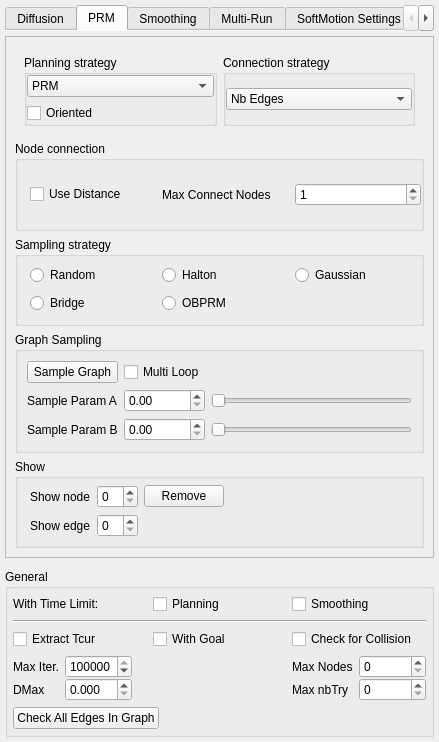
This is src/move3d-qt-gui-libs/src/qtMainInterface/sideWidgets/qtMotionPlanner.ui in jmainpri/move3d-studio as Qt 5 draws it before an edit. The edited form follows.
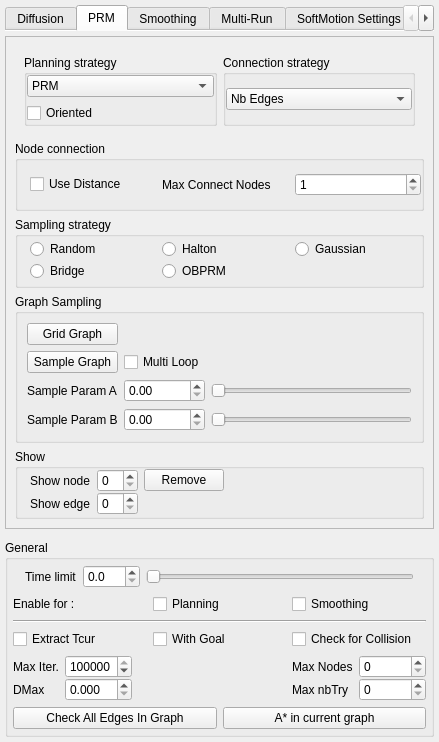
This is the edited form. The open tabs and pages were chosen to show the change.

Commit message: Add buttons to motion planner

Patch:
```diff
--- a/src/move3d-qt-gui-libs/src/qtMainInterface/sideWidgets/qtMotionPlanner.ui
+++ b/src/move3d-qt-gui-libs/src/qtMainInterface/sideWidgets/qtMotionPlanner.ui
@@ -115,41 +115,6 @@
              </layout>
             </widget>
            </item>
-           <item>
-            <widget class="QGroupBox" name="groupBox_7">
-             <property name="title">
-              <string>Time Limit</string>
-             </property>
-             <layout class="QHBoxLayout" name="horizontalLayout_11">
-              <property name="leftMargin">
-               <number>12</number>
-              </property>
-              <property name="topMargin">
-               <number>0</number>
-              </property>
-              <property name="rightMargin">
-               <number>12</number>
-              </property>
-              <property name="bottomMargin">
-               <number>0</number>
-              </property>
-              <item>
-               <widget class="QDoubleSpinBox" name="doubleSpinBoxTimeLimitPlanning">
-                <property name="maximum">
-                 <double>50000.000000000000000</double>
-                </property>
-               </widget>
-              </item>
-              <item>
-               <widget class="QSlider" name="horizontalSliderTimeLimitPlanning">
-                <property name="orientation">
-                 <enum>Qt::Horizontal</enum>
-                </property>
-               </widget>
-              </item>
-             </layout>
-            </widget>
-           </item>
            <item>
             <widget class="QGroupBox" name="expansionGroupBox">
              <property name="title">
@@ -450,8 +415,8 @@
            <rect>
             <x>0</x>
             <y>0</y>
-            <width>427</width>
-            <height>504</height>
+            <width>411</width>
+            <height>478</height>
            </rect>
           </property>
           <layout class="QGridLayout" name="gridLayout_11">
@@ -707,62 +672,69 @@
               <string>Graph Sampling</string>
              </property>
              <layout class="QGridLayout" name="gridLayout_16">
-              <item row="1" column="1">
-               <widget class="QDoubleSpinBox" name="doubleSpinBoxSampleParamA">
-                <property name="maximum">
-                 <double>100.000000000000000</double>
-                </property>
-               </widget>
-              </item>
-              <item row="2" column="2">
-               <widget class="QSlider" name="horizontalSliderSampleParamB">
-                <property name="orientation">
-                 <enum>Qt::Horizontal</enum>
-                </property>
-               </widget>
-              </item>
-              <item row="1" column="2">
-               <widget class="QSlider" name="horizontalSliderSampleParamA">
-                <property name="orientation">
-                 <enum>Qt::Horizontal</enum>
-                </property>
-               </widget>
-              </item>
               <item row="2" column="1">
-               <widget class="QDoubleSpinBox" name="doubleSpinBoxSampleParamB">
-                <property name="maximum">
-                 <double>100.000000000000000</double>
-                </property>
-               </widget>
-              </item>
-              <item row="1" column="0">
                <widget class="QLabel" name="label_11">
                 <property name="text">
                  <string>Sample Param A</string>
                 </property>
                </widget>
               </item>
-              <item row="2" column="0">
-               <widget class="QLabel" name="label_13">
-                <property name="text">
-                 <string>Sample Param B</string>
-                </property>
-               </widget>
-              </item>
-              <item row="0" column="0">
+              <item row="1" column="1">
                <widget class="QPushButton" name="pushButtonSampleGraph">
                 <property name="text">
                  <string>Sample Graph</string>
                 </property>
                </widget>
               </item>
-              <item row="0" column="1">
+              <item row="2" column="4">
+               <widget class="QSlider" name="horizontalSliderSampleParamA">
+                <property name="orientation">
+                 <enum>Qt::Horizontal</enum>
+                </property>
+               </widget>
+              </item>
+              <item row="3" column="4">
+               <widget class="QSlider" name="horizontalSliderSampleParamB">
+                <property name="orientation">
+                 <enum>Qt::Horizontal</enum>
+                </property>
+               </widget>
+              </item>
+              <item row="2" column="3">
+               <widget class="QDoubleSpinBox" name="doubleSpinBoxSampleParamA">
+                <property name="maximum">
+                 <double>100.000000000000000</double>
+                </property>
+               </widget>
+              </item>
+              <item row="3" column="3">
+               <widget class="QDoubleSpinBox" name="doubleSpinBoxSampleParamB">
+                <property name="maximum">
+                 <double>100.000000000000000</double>
+                </property>
+               </widget>
+              </item>
+              <item row="3" column="1">
+               <widget class="QLabel" name="label_13">
+                <property name="text">
+                 <string>Sample Param B</string>
+                </property>
+               </widget>
+              </item>
+              <item row="1" column="3">
                <widget class="QCheckBox" name="checkBoxSampleGraphMultipLoop">
                 <property name="text">
                  <string>Multi Loop</string>
                 </property>
                </widget>
               </item>
+              <item row="0" column="1">
+               <widget class="QPushButton" name="pushButtonMakeGridGraph">
+                <property name="text">
+                 <string>Grid Graph</string>
+                </property>
+               </widget>
+              </item>
              </layout>
             </widget>
            </item>
@@ -1790,6 +1762,54 @@
       <property name="margin">
        <number>5</number>
       </property>
+      <item>
+       <widget class="QWidget" name="widget_time" native="true">
+        <layout class="QHBoxLayout" name="horizontalLayout_11">
+         <property name="leftMargin">
+          <number>12</number>
+         </property>
+         <property name="topMargin">
+          <number>0</number>
+         </property>
+         <property name="rightMargin">
+          <number>12</number>
+         </property>
+         <property name="bottomMargin">
+          <number>0</number>
+         </property>
+         <item>
+          <widget class="QLabel" name="label_14">
+           <property name="text">
+            <string>Time limit</string>
+           </property>
+          </widget>
+         </item>
+         <item>
+          <widget class="QDoubleSpinBox" name="doubleSpinBoxTimeLimitPlanning">
+           <property name="decimals">
+            <number>1</number>
+           </property>
+           <property name="maximum">
+            <double>300.000000000000000</double>
+           </property>
+           <property name="singleStep">
+            <double>0.100000000000000</double>
+           </property>
+          </widget>
+         </item>
+         <item>
+          <widget class="QSlider" name="horizontalSliderTimeLimitPlanning">
+           <property name="maximum">
+            <number>99</number>
+           </property>
+           <property name="orientation">
+            <enum>Qt::Horizontal</enum>
+           </property>
+          </widget>
+         </item>
+        </layout>
+       </widget>
+      </item>
       <item>
        <widget class="QWidget" name="widget_13" native="true">
         <layout class="QHBoxLayout" name="horizontalLayout">
@@ -1799,7 +1819,7 @@
          <item>
           <widget class="QLabel" name="label_10">
            <property name="text">
-            <string>With Time Limit:</string>
+            <string>Enable for :</string>
            </property>
           </widget>
          </item>
@@ -1951,30 +1971,24 @@
        </widget>
       </item>
       <item>
-       <widget class="QWidget" name="widget" native="true">
-        <layout class="QHBoxLayout" name="horizontalLayout_2">
+       <widget class="QWidget" name="widget_time_limit" native="true">
+        <layout class="QGridLayout" name="gridLayout_17">
          <property name="margin">
           <number>0</number>
          </property>
-         <item>
+         <item row="0" column="0">
           <widget class="QPushButton" name="pushButtonCheckAllEdges">
            <property name="text">
             <string>Check All Edges In Graph</string>
            </property>
           </widget>
          </item>
-         <item>
-          <spacer name="horizontalSpacer_2">
-           <property name="orientation">
-            <enum>Qt::Horizontal</enum>
+         <item row="0" column="1">
+          <widget class="QPushButton" name="pushButtonAStarInCurrentGraph">
+           <property name="text">
+            <string>A* in current graph</string>
            </property>
-           <property name="sizeHint" stdset="0">
-            <size>
-             <width>40</width>
-             <height>20</height>
-            </size>
-           </property>
-          </spacer>
+          </widget>
          </item>
         </layout>
        </widget>
```
Left out of the diff: 12 changed lines with no effect on the pictures. The commit also changes 5 other files.
